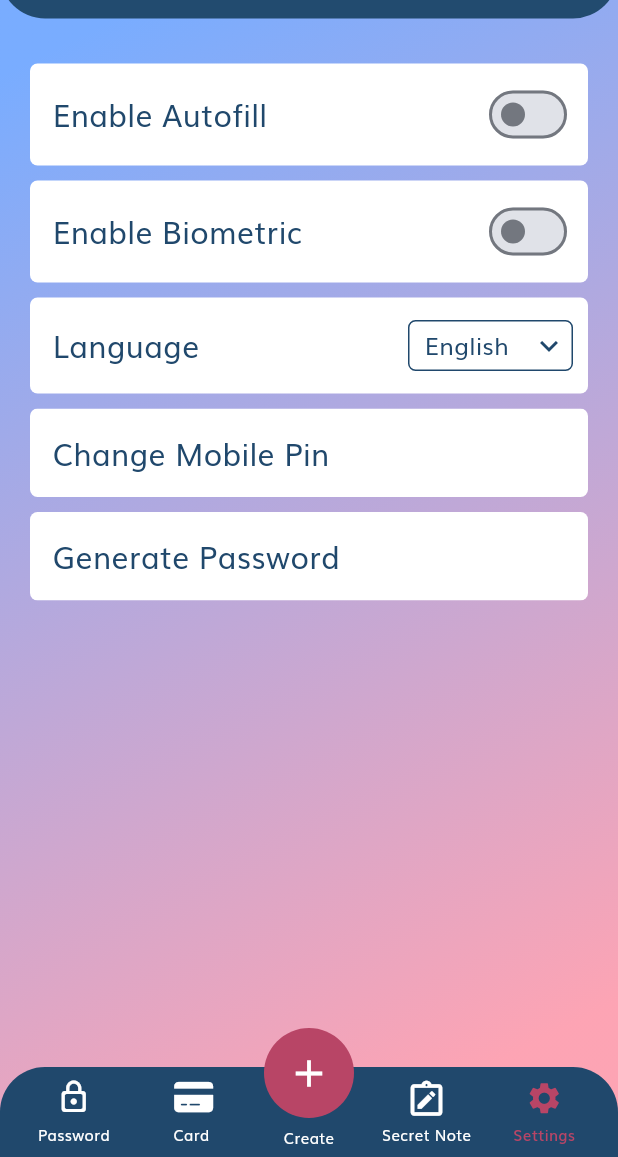
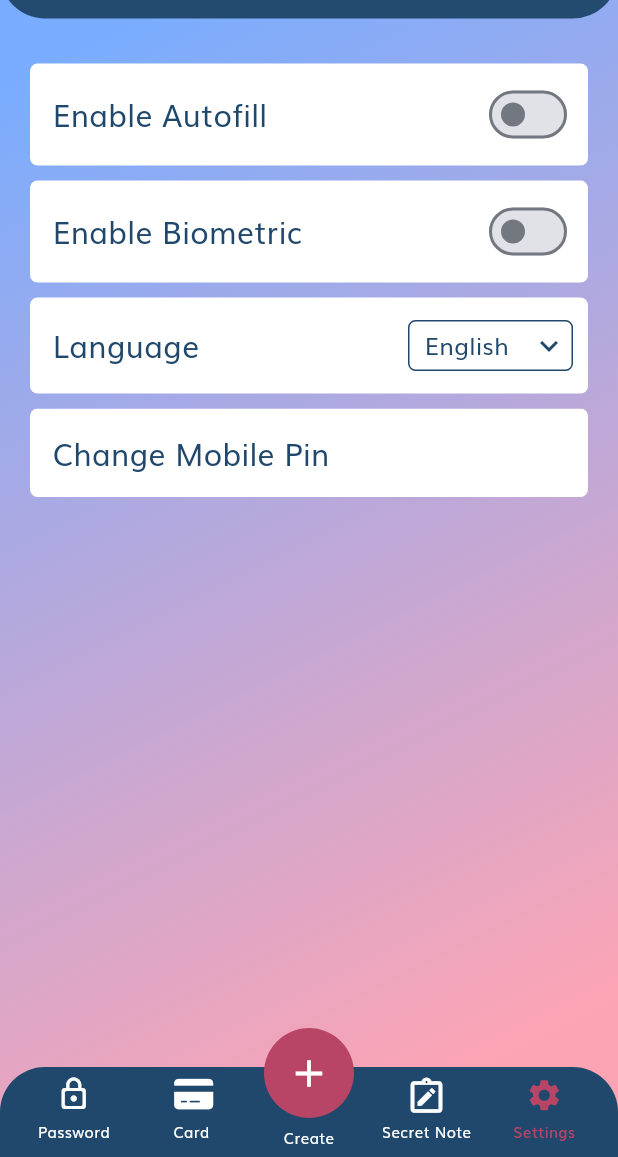
Before and after one commit to SHRIKUNJ1010/PassMana, a Flutter app: the SettingsItemListScreen screen opened by its route, on a phone screen of 412 x 824 dp, the part 79-1236 px from its top. Run offline on Flutter 3.47's test engine with Material 3 defaults, Android fonts, the phone set to English and light mode, and no system bars; our stand-ins replace flutter_redux, fluttericon, go_router, objectbox, redux; generated files the repository leaves out were written again.

Commit message:
- generate password removed from settings list screen

```diff
--- a/lib/presentation/settings/settings_item_list/settings_item_list_screen.dart
+++ b/lib/presentation/settings/settings_item_list/settings_item_list_screen.dart
@@ -46,7 +46,7 @@ class SettingsItemListScreen extends StatelessWidget {
                 ),
                 const SizedBox(width: 10),
                 Text(
-                  getTranslated("settings",context),
+                  getTranslated("settings", context),
                   style: TextStyles.getTitleWhiteText(28),
                 ),
                 const Spacer(),
@@ -66,7 +66,7 @@ class SettingsItemListScreen extends StatelessWidget {
                     children: [
                       Expanded(
                         child: Text(
-                          getTranslated("enable_autofill",context),
+                          getTranslated("enable_autofill", context),
                           style: TextStyles.getTitleBlueText(20),
                         ),
                       ),
@@ -90,7 +90,7 @@ class SettingsItemListScreen extends StatelessWidget {
                     children: [
                       Expanded(
                         child: Text(
-                          getTranslated("enable_biometric",context),
+                          getTranslated("enable_biometric", context),
                           style: TextStyles.getTitleBlueText(20),
                         ),
                       ),
@@ -108,7 +108,7 @@ class SettingsItemListScreen extends StatelessWidget {
                     children: [
                       Expanded(
                         child: Text(
-                          getTranslated("language",context),
+                          getTranslated("language", context),
                           style: TextStyles.getTitleBlueText(20),
                         ),
                       ),
@@ -148,7 +148,7 @@ class SettingsItemListScreen extends StatelessWidget {
                           },
                           menuProps: MenuProps(
                             borderRadius: BorderRadius.circular(10),
-                            barrierLabel: getTranslated("language",context),
+                            barrierLabel: getTranslated("language", context),
                           ),
                         ),
                         onChanged: (item) {
@@ -216,33 +216,7 @@ class SettingsItemListScreen extends StatelessWidget {
                           ),
                           padding: const EdgeInsets.fromLTRB(15, 15, 10, 15),
                           child: Text(
-                            getTranslated("change_mobile_pin",context),
-                            style: TextStyles.getTitleBlueText(20),
-                          ),
-                        ),
-                      ),
-                    ),
-                  ),
-                ),
-                Padding(
-                  padding: const EdgeInsets.fromLTRB(20, 10, 20, 0),
-                  child: ClipRRect(
-                    borderRadius: BorderRadius.circular(5),
-                    child: Material(
-                      color: AppColors.mWhite,
-                      child: InkWell(
-                        onTap: () {
-                          vm.onGeneratePasswordTap.call();
-                        },
-                        splashColor: AppColors.primaryColor.withOpacity(0.2),
-                        child: Container(
-                          decoration: BoxDecoration(
-                            borderRadius: BorderRadius.circular(5),
-                            color: Colors.transparent,
-                          ),
-                          padding: const EdgeInsets.fromLTRB(15, 15, 10, 15),
-                          child: Text(
-                            getTranslated("generate_password",context),
+                            getTranslated("change_mobile_pin", context),
                             style: TextStyles.getTitleBlueText(20),
                           ),
                         ),
--- a/lib/presentation/settings/settings_item_list/settings_item_list_view_model.dart
+++ b/lib/presentation/settings/settings_item_list/settings_item_list_view_model.dart
@@ -13,7 +13,6 @@ import 'package:redux/redux.dart';
 
 class SettingsItemListViewModel {
   final Function() onChangeMobilePinTap;
-  final Function() onGeneratePasswordTap;
   final Function(Locale) onChangeLocaleTap;
   final Function(bool) onChangeAutofill;
   final Function(bool) onChangeBiometric;
@@ -23,7 +22,6 @@ class SettingsItemListViewModel {
 
   SettingsItemListViewModel({
     required this.onChangeMobilePinTap,
-    required this.onGeneratePasswordTap,
     required this.onChangeLocaleTap,
     required this.onChangeAutofill,
     required this.onChangeBiometric,
@@ -47,9 +45,6 @@ class SettingsItemListViewModel {
       onChangeMobilePinTap: () {
         router.push(AppRoutes.changeMobilePin);
       },
-      onGeneratePasswordTap: () {
-        router.push(AppRoutes.generatePassword);
-      },
       onChangeAutofill: (val) {},
       onChangeBiometric: (val) {
         store.dispatch(SwitchBiometricOption());
--- a/lib/utility/common_widgets_utility/common_widgets.dart
+++ b/lib/utility/common_widgets_utility/common_widgets.dart
@@ -293,7 +293,7 @@ class CommonWidgets {
               onTap.call();
             },
             child: SizedBox(
-              height: 52,
+              height: 54,
               child: Column(
                 children: [
                   const SizedBox(height: 5),
@@ -324,7 +324,7 @@ class CommonWidgets {
   }) {
     return Expanded(
       child: SizedBox(
-        height: 52,
+        height: 54,
         child: Column(
           children: [
             const SizedBox(height: 5),
```
